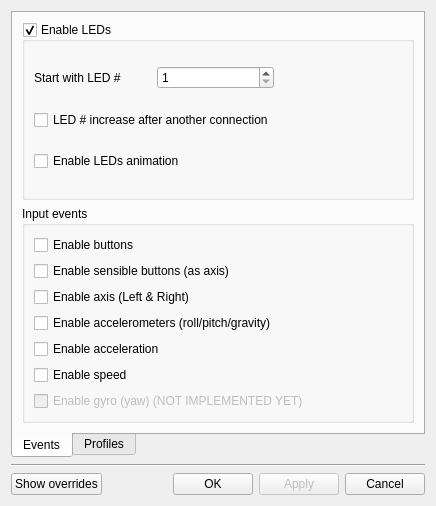
First picture: the form in gui/qtsixa_sixaxis.ui, repository aaronp24/QtSixA, before the edit.
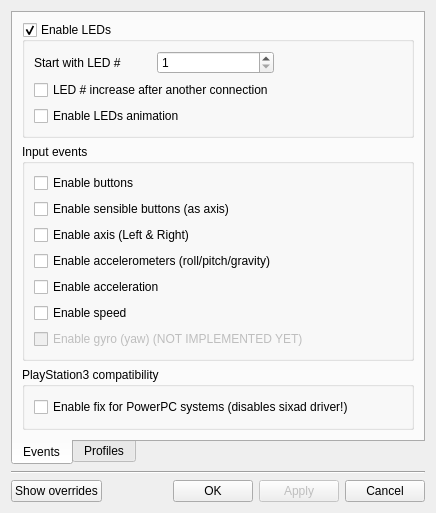
Second picture: the form after the edit. Icons and pictures are not drawn.

```diff
--- a/gui/qtsixa_sixaxis.ui
+++ b/gui/qtsixa_sixaxis.ui
@@ -177,6 +177,22 @@
            </layout>
           </widget>
          </item>
+         <item>
+          <widget class="QGroupBox" name="groupPS3">
+           <property name="title">
+            <string>PlayStation3 compatibility</string>
+           </property>
+           <layout class="QVBoxLayout" name="verticalLayout_6">
+            <item>
+             <widget class="QCheckBox" name="checkPS3Fix">
+              <property name="text">
+               <string>Enable fix for PowerPC systems (disables sixad driver!)</string>
+              </property>
+             </widget>
+            </item>
+           </layout>
+          </widget>
+         </item>
         </layout>
        </item>
       </layout>
```
